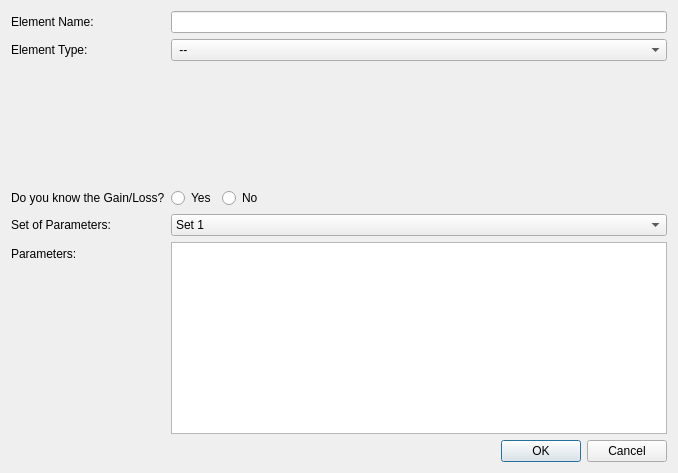
This is project/app/ui/new_element.ui in LMaiorano/Link-Budget-Toolbox as Qt 5 draws it before an edit. The edited form follows.
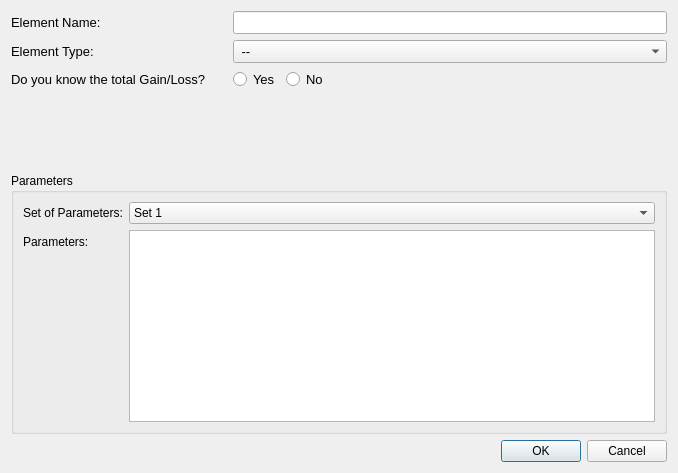
This is the edited form.

Commit message: auto hiding parameters when not necessary

```diff
--- a/project/app/ui/new_element.ui
+++ b/project/app/ui/new_element.ui
@@ -18,16 +18,32 @@
     <layout class="QFormLayout" name="formLayout">
      <item row="0" column="0">
       <widget class="QLabel" name="lbl_element_name">
+       <property name="font">
+        <font>
+         <pointsize>10</pointsize>
+        </font>
+       </property>
        <property name="text">
         <string>Element Name:</string>
        </property>
       </widget>
      </item>
      <item row="0" column="1">
-      <widget class="QLineEdit" name="txt_element_name"/>
+      <widget class="QLineEdit" name="txt_element_name">
+       <property name="font">
+        <font>
+         <pointsize>10</pointsize>
+        </font>
+       </property>
+      </widget>
      </item>
      <item row="1" column="0">
       <widget class="QLabel" name="lbl_elementtype">
+       <property name="font">
+        <font>
+         <pointsize>10</pointsize>
+        </font>
+       </property>
        <property name="text">
         <string>Element Type:</string>
        </property>
@@ -35,6 +51,11 @@
      </item>
      <item row="1" column="1">
       <widget class="QComboBox" name="cmb_element_type">
+       <property name="font">
+        <font>
+         <pointsize>10</pointsize>
+        </font>
+       </property>
        <item>
         <property name="text">
          <string> -- </string>
@@ -62,17 +83,27 @@
        </item>
       </widget>
      </item>
-     <item row="3" column="0">
+     <item row="2" column="0">
       <widget class="QLabel" name="lbl_know_gainloss">
+       <property name="font">
+        <font>
+         <pointsize>10</pointsize>
+        </font>
+       </property>
        <property name="text">
-        <string>Do you know the Gain/Loss?</string>
+        <string>Do you know the total Gain/Loss?      </string>
        </property>
       </widget>
      </item>
-     <item row="3" column="1">
+     <item row="2" column="1">
       <layout class="QHBoxLayout" name="horizontalLayout">
        <item>
         <widget class="QRadioButton" name="rdl_yes">
+         <property name="font">
+          <font>
+           <pointsize>10</pointsize>
+          </font>
+         </property>
          <property name="text">
           <string>Yes</string>
          </property>
@@ -80,6 +111,11 @@
        </item>
        <item>
         <widget class="QRadioButton" name="rdl_no">
+         <property name="font">
+          <font>
+           <pointsize>10</pointsize>
+          </font>
+         </property>
          <property name="text">
           <string>No</string>
          </property>
@@ -100,15 +136,47 @@
        </item>
       </layout>
      </item>
-     <item row="4" column="0">
+    </layout>
+   </item>
+   <item>
+    <spacer name="verticalSpacer">
+     <property name="orientation">
+      <enum>Qt::Vertical</enum>
+     </property>
+     <property name="sizeHint" stdset="0">
+      <size>
+       <width>20</width>
+       <height>40</height>
+      </size>
+     </property>
+    </spacer>
+   </item>
+   <item>
+    <widget class="QGroupBox" name="group_parameters">
+     <property name="enabled">
+      <bool>true</bool>
+     </property>
+     <property name="font">
+      <font>
+       <pointsize>9</pointsize>
+      </font>
+     </property>
+     <property name="title">
+      <string>Parameters</string>
+     </property>
+     <layout class="QFormLayout" name="formLayout_2">
+      <item row="0" column="0">
       <widget class="QLabel" name="lbl_set_of_param">
        <property name="text">
         <string>Set of Parameters:</string>
        </property>
       </widget>
      </item>
-     <item row="4" column="1">
+      <item row="0" column="1">
       <widget class="QComboBox" name="cmb_set_param">
+        <property name="enabled">
+         <bool>true</bool>
+        </property>
        <item>
         <property name="text">
          <string>Set 1</string>
@@ -121,30 +189,25 @@
        </item>
       </widget>
      </item>
-     <item row="5" column="0">
+      <item row="1" column="0">
       <widget class="QLabel" name="lbl_parameters">
+        <property name="enabled">
+         <bool>true</bool>
+        </property>
        <property name="text">
         <string>Parameters:</string>
        </property>
       </widget>
      </item>
-     <item row="5" column="1">
-      <widget class="QTableWidget" name="tbl_parameters"/>
-     </item>
-     <item row="2" column="1">
-      <spacer name="verticalSpacer">
-       <property name="orientation">
-        <enum>Qt::Vertical</enum>
-       </property>
-       <property name="sizeHint" stdset="0">
-        <size>
-         <width>20</width>
-         <height>40</height>
-        </size>
-       </property>
-      </spacer>
-     </item>
-    </layout>
+      <item row="1" column="1">
+       <widget class="QTableWidget" name="tbl_parameters">
+        <property name="enabled">
+         <bool>true</bool>
+        </property>
+       </widget>
+      </item>
+     </layout>
+    </widget>
    </item>
    <item>
     <widget class="QDialogButtonBox" name="buttonBox">
```
Left out of the diff: 36 changed lines with no effect on the pictures. Lines whose indentation alone changed are shown as unchanged. The commit also changes 1 other file.
